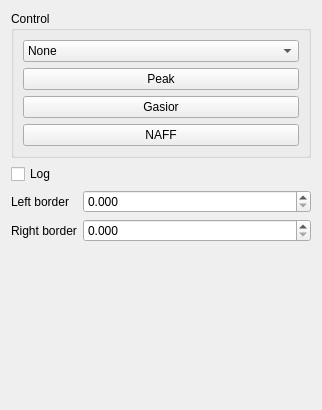
The window that ControlWidget.ui (Snake9889/FreqMeasure) describes before a commit, drawn with Qt 5.
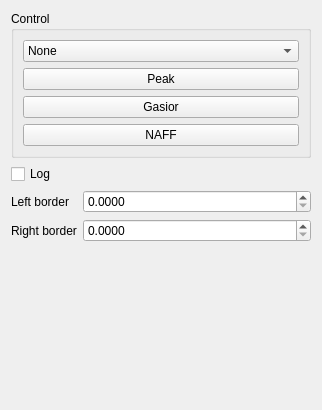
The same window after the commit.

The edit to the form file:
```diff
--- a/ControlWidget.ui
+++ b/ControlWidget.ui
@@ -111,7 +111,7 @@
           <bool>false</bool>
          </property>
          <property name="decimals">
-          <number>3</number>
+          <number>4</number>
          </property>
          <property name="maximum">
           <double>1.000000000000000</double>
@@ -137,7 +137,7 @@
           <bool>false</bool>
          </property>
          <property name="decimals">
-          <number>3</number>
+          <number>4</number>
          </property>
          <property name="maximum">
           <double>1.000000000000000</double>
```
